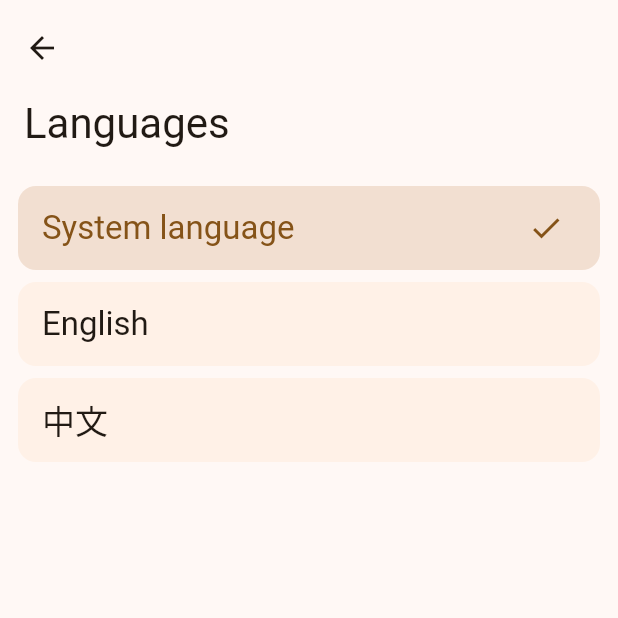
After one commit to alexlwc11/lets_go_gym, a Flutter app: the SettingsScreen screen opened by its route, after a tap on "Languages", on a phone screen of 412 x 824 dp, the top half of it. The commit adds this screen. Run offline on Flutter 3.47's test engine with Material 3 defaults, Android fonts, the phone set to English and light mode, and no system bars; our stand-ins replace dio, drift, equatable, flutter_bloc, flutter_secure_storage, freezed_annotation and 6 more; missing offline and left inert: sqlite3; accounts and stored records are empty; generated files the repository leaves out were written again.

Commit message:
feat: languages screen

```diff
--- a/assets/l10n/app_en.arb
+++ b/assets/l10n/app_en.arb
@@ -14,8 +14,12 @@
   "bookmarksScreen_emptyHints": "Add location to bookmarks to check the details quickly",
   "locationsScreen_title": "Locations",
   "settingsScreen_title": "Settings",
-  "settingsScreen_languageTitle": "Language",
-  "settingsScreen_languageSubtitle": "Change the app language here",
-  "settingsScreen_themeTitle": "Theme",
-  "settingsScreen_themeSubtitle": "Change the app theme here"
+  "settingsScreen_languagesTitle": "Languages",
+  "settingsScreen_languagesSubtitle": "Change the app language here",
+  "settingsScreen_themesTitle": "Themes",
+  "settingsScreen_themesSubtitle": "Change the app theme here",
+  "languagesScreen_title": "Languages",
+  "languagesScreen_systemTitle": "System language",
+  "languagesScreen_enTitle": "English",
+  "languagesScreen_zhTitle": "中文"
 }
--- /dev/null
+++ b/lib/domain/repositories/app_settings_repository.dart
@@ -0,0 +1,4 @@
+abstract class AppSettingsRepository {
+  Future<String> getLanguageSettings();
+  Future<void> updateLanguageSettings(String langCode);
+}
--- /dev/null
+++ b/lib/domain/usecases/app_settings/get_current_language_settings.dart
@@ -0,0 +1,9 @@
+import 'package:lets_go_gym/domain/repositories/app_settings_repository.dart';
+
+class GetCurrentLanguageSettings {
+  final AppSettingsRepository repository;
+
+  GetCurrentLanguageSettings({required this.repository});
+
+  Future<String> execute() => repository.getLanguageSettings();
+}
--- /dev/null
+++ b/lib/domain/usecases/app_settings/update_language_settings.dart
@@ -0,0 +1,10 @@
+import 'package:lets_go_gym/domain/repositories/app_settings_repository.dart';
+
+class UpdateLanguageSettings {
+  final AppSettingsRepository repository;
+
+  UpdateLanguageSettings({required this.repository});
+
+  Future<void> execute(String langCode) =>
+      repository.updateLanguageSettings(langCode);
+}
--- a/lib/router.dart
+++ b/lib/router.dart
@@ -4,11 +4,13 @@ import 'package:go_router/go_router.dart';
 import 'package:lets_go_gym/di.dart' as di;
 import 'package:lets_go_gym/ui/bloc/bookmarks/bookmarks_bloc.dart';
 import 'package:lets_go_gym/ui/bloc/entry/entry_bloc.dart';
+import 'package:lets_go_gym/ui/bloc/languages/language_settings_cubit.dart';
 import 'package:lets_go_gym/ui/bloc/locations/locations_bloc.dart';
 import 'package:lets_go_gym/ui/screens/entry_screen.dart';
 import 'package:lets_go_gym/ui/screens/main_screen.dart';
 import 'package:lets_go_gym/ui/screens/bookmarks/bookmarks_screen.dart';
 import 'package:lets_go_gym/ui/screens/locations/locations_screen.dart';
+import 'package:lets_go_gym/ui/screens/settings/language_screen.dart';
 import 'package:lets_go_gym/ui/screens/settings/settings_screen.dart';
 
 typedef RouteBuilder = Widget Function(GoRouterState state);
@@ -18,6 +20,7 @@ class ScreenPaths {
   static String bookmarks = '/bookmarks';
   static String locations = '/locations';
   static String settings = '/settings';
+  static String language = '$settings/language';
 }
 
 final GlobalKey<NavigatorState> _rootNavigatorKey =
@@ -45,7 +48,7 @@ final appRouter = GoRouter(
       parentNavigatorKey: _rootNavigatorKey,
       builder: (_, state, child) {
         final path = state.fullPath ?? '';
-        int selectedIndex = _getBottomTabBarIndexFromPath(path);
+        final selectedIndex = _getBottomTabBarIndexFromPath(path);
 
         return MainScreen(
           selectedIndex: selectedIndex,
@@ -88,8 +91,16 @@ final appRouter = GoRouter(
               builder: (_, __) => const SettingsScreen(),
             ),
           ],
-        )
+        ),
       ],
+    ),
+    GoRoute(
+      parentNavigatorKey: _rootNavigatorKey,
+      path: ScreenPaths.language,
+      builder: (context, __) => BlocProvider.value(
+        value: context.read<LanguageSettingsCubit>(),
+        child: const LanguageScreen(),
+      ),
     ),
   ],
 );
--- /dev/null
+++ b/lib/ui/bloc/languages/language_settings_cubit.dart
@@ -0,0 +1,27 @@
+import 'package:flutter_bloc/flutter_bloc.dart';
+import 'package:lets_go_gym/domain/usecases/app_settings/get_current_language_settings.dart';
+import 'package:lets_go_gym/domain/usecases/app_settings/update_language_settings.dart';
+
+class LanguageSettingsCubit extends Cubit<String> {
+  final GetCurrentLanguageSettings getCurrentLanguageSettings;
+  final UpdateLanguageSettings updateLanguageSettings;
+
+  LanguageSettingsCubit({
+    required this.getCurrentLanguageSettings,
+    required this.updateLanguageSettings,
+  }) : super('') {
+    loadSettings();
+  }
+
+  Future<void> loadSettings() async {
+    final currentSettings = await getCurrentLanguageSettings.execute();
+
+    emit(currentSettings);
+  }
+
+  Future<void> updateSettings(String updatedLangCode) async {
+    await updateLanguageSettings.execute(updatedLangCode);
+
+    emit(updatedLangCode);
+  }
+}
--- a/lib/ui/components/main_screen_sliver_app_bar.dart
+++ b/lib/ui/components/main_screen_sliver_app_bar.dart
@@ -15,12 +15,9 @@ class MainScreenSliverAppBar extends StatelessWidget {
   Widget build(BuildContext context) => SliverAppBar.large(
         pinned: true,
         expandedHeight: _appBarExpandedHeight,
-        flexibleSpace: FlexibleSpaceBar(
-          titlePadding: const EdgeInsets.only(left: 16, bottom: 16),
-          title: Text(
-            titleText,
-            style: Theme.of(context).textTheme.titleLarge,
-          ),
+        title: Text(
+          titleText,
+          style: Theme.of(context).appBarTheme.toolbarTextStyle,
         ),
       );
 }
--- /dev/null
+++ b/lib/ui/screens/settings/language_screen.dart
@@ -0,0 +1,97 @@
+import 'package:flutter/material.dart';
+import 'package:flutter_bloc/flutter_bloc.dart';
+import 'package:lets_go_gym/core/utils/localization_helper.dart';
+import 'package:lets_go_gym/ui/bloc/languages/language_settings_cubit.dart';
+import 'package:lets_go_gym/ui/components/main_screen_sliver_app_bar.dart';
+
+class LanguageScreen extends StatelessWidget {
+  const LanguageScreen({super.key});
+
+  @override
+  Widget build(BuildContext context) {
+    return Scaffold(
+      body: CustomScrollView(
+        slivers: [
+          MainScreenSliverAppBar(
+            titleText: context.appLocalization.languagesScreen_title,
+          ),
+          BlocBuilder<LanguageSettingsCubit, String>(
+              builder: (context, langCode) {
+            return SliverList(
+              delegate: SliverChildBuilderDelegate(
+                (context, index) => _buildItemTile(
+                    context, _LanguagesItem.values[index], langCode),
+                childCount: _LanguagesItem.values.length,
+              ),
+            );
+          }),
+        ],
+      ),
+    );
+  }
+
+  Widget _buildItemTile(
+          BuildContext context, _LanguagesItem item, currentLangCode) =>
+      _LanguagesItemTile(
+        key: ValueKey(item.name),
+        languagesItem: item,
+        isSelected: currentLangCode == item.langCode,
+        onTap: () {
+          context.read<LanguageSettingsCubit>().updateSettings(item.langCode);
+        },
+      );
+}
+
+class _LanguagesItemTile extends StatelessWidget {
+  final _LanguagesItem languagesItem;
+  final bool isSelected;
+  final VoidCallback? onTap;
+
+  const _LanguagesItemTile({
+    super.key,
+    required this.languagesItem,
+    this.isSelected = false,
+    this.onTap,
+  });
+
+  @override
+  Widget build(BuildContext context) {
+    return Card(
+      elevation: 0,
+      margin: const EdgeInsets.symmetric(horizontal: 12, vertical: 4),
+      color: isSelected ? Theme.of(context).colorScheme.surfaceVariant : null,
+      clipBehavior: Clip.hardEdge,
+      child: ListTile(
+        title: Text(languagesItem.getTitleText(context)),
+        titleTextStyle: Theme.of(context).textTheme.titleLarge,
+        trailing: isSelected ? const Icon(Icons.check) : null,
+        selected: isSelected,
+        onTap: () {
+          if (isSelected) return;
+
+          onTap?.call();
+        },
+      ),
+    );
+  }
+}
+
+enum _LanguagesItem {
+  system(''),
+  en('en'),
+  zh('zh');
+
+  final String langCode;
+  const _LanguagesItem(this.langCode);
+
+  String getTitleText(BuildContext context) {
+    switch (this) {
+      case _LanguagesItem.system:
+        return context.appLocalization.languagesScreen_systemTitle;
+      case _LanguagesItem.en:
+        return context.appLocalization.languagesScreen_enTitle;
+      case _LanguagesItem.zh:
+        return context.appLocalization.languagesScreen_zhTitle;
+    }
+  }
+}
--- a/lib/ui/screens/settings/settings_screen.dart
+++ b/lib/ui/screens/settings/settings_screen.dart
@@ -1,5 +1,7 @@
 import 'package:flutter/material.dart';
+import 'package:go_router/go_router.dart';
 import 'package:lets_go_gym/core/utils/localization_helper.dart';
+import 'package:lets_go_gym/router.dart';
 import 'package:lets_go_gym/ui/components/main_screen_sliver_app_bar.dart';
 
 class SettingsScreen extends StatelessWidget {
@@ -33,7 +35,12 @@ class SettingsScreen extends StatelessWidget {
       );
 
   void _settingsItemOnTap(BuildContext context, _SettingsItem item) {
-    // TODO implement
+    switch (item) {
+      case _SettingsItem.language:
+        context.push(ScreenPaths.language);
+      default:
+      // TODO implement
+    }
   }
 }
 
@@ -69,18 +76,18 @@ enum _SettingsItem {
   String getTitleText(BuildContext context) {
     switch (this) {
       case _SettingsItem.language:
-        return context.appLocalization.settingsScreen_languageTitle;
+        return context.appLocalization.settingsScreen_languagesTitle;
       case _SettingsItem.theme:
-        return context.appLocalization.settingsScreen_themeTitle;
+        return context.appLocalization.settingsScreen_themesTitle;
     }
   }
 
   String getSubtitleText(BuildContext context) {
     switch (this) {
       case _SettingsItem.language:
-        return context.appLocalization.settingsScreen_languageSubtitle;
+        return context.appLocalization.settingsScreen_languagesSubtitle;
       case _SettingsItem.theme:
-        return context.appLocalization.settingsScreen_themeSubtitle;
+        return context.appLocalization.settingsScreen_themesSubtitle;
     }
   }
 }
```
Also changed, not shown: assets/l10n/app_zh.arb (+6 -4 lines), lib/data/datasources/local/app_settings_local_data_source.dart (added, +28 -0 lines), lib/data/repositories/app_settings_repository_impl.dart (added, +17 -0 lines), lib/di.dart (+44 -42 lines), lib/main.dart (+30 -1 lines).
